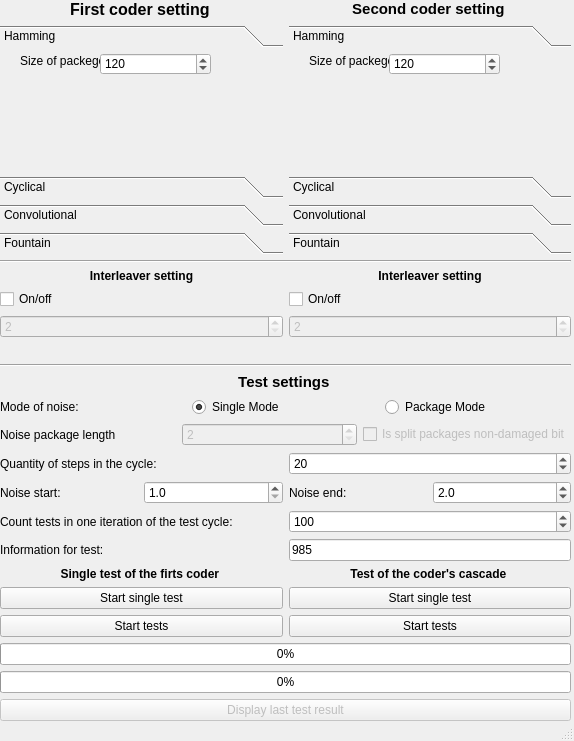
The window that src/GUI/UI/window.ui (Banifest/Codding) describes before a commit, drawn with Qt 5.
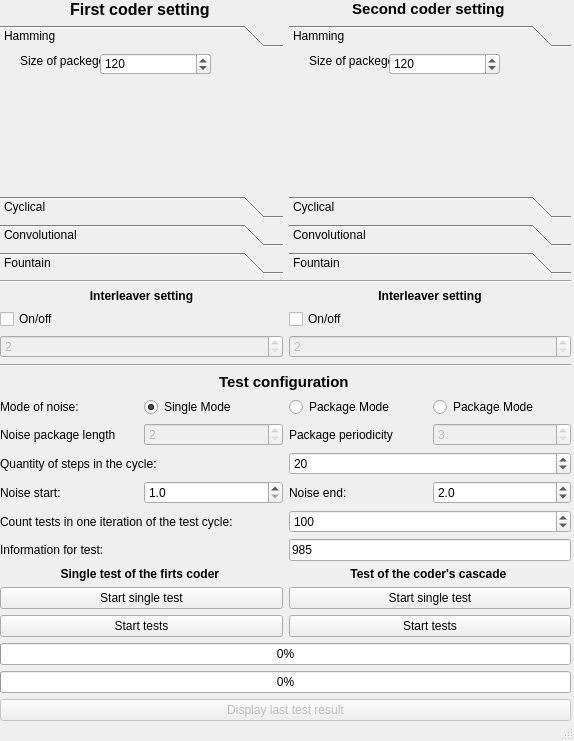
The same window after the commit.

Commit message: Rework packages

```diff
--- a/src/GUI/UI/window.ui
+++ b/src/GUI/UI/window.ui
@@ -109,7 +109,7 @@
             <x>0</x>
             <y>0</y>
             <width>281</width>
-               <height>127</height>
+               <height>153</height>
            </rect>
           </property>
           <attribute name="label">
@@ -407,7 +407,7 @@
             <x>0</x>
             <y>0</y>
             <width>280</width>
-               <height>127</height>
+               <height>153</height>
            </rect>
           </property>
           <attribute name="label">
@@ -731,19 +731,6 @@
           </item>
       </layout>
      </item>
-     <item>
-      <spacer name="horizontalSpacer">
-       <property name="orientation">
-        <enum>Qt::Horizontal</enum>
-       </property>
-       <property name="sizeHint" stdset="0">
-        <size>
-         <width>40</width>
-         <height>20</height>
-        </size>
-       </property>
-      </spacer>
-     </item>
      <item>
       <widget class="Line" name="line">
        <property name="orientation">
@@ -755,7 +742,7 @@
       <widget class="QLabel" name="label_39">
        <property name="text">
            <string>&lt;html&gt;&lt;head/&gt;&lt;body&gt;&lt;p align=&quot;center&quot;&gt;&lt;span style=&quot;
-               font-size:11pt; font-weight:600;&quot;&gt;Test settings&lt;/span&gt;&lt;/p&gt;&lt;/body&gt;&lt;/html&gt;
+               font-size:11pt; font-weight:600;&quot;&gt;Test configuration&lt;/span&gt;&lt;/p&gt;&lt;/body&gt;&lt;/html&gt;
            </string>
        </property>
       </widget>
@@ -788,6 +775,13 @@
                              </property>
                          </widget>
                      </item>
+                     <item>
+                         <widget class="QRadioButton" name="mixedErrorModeRadio">
+                             <property name="text">
+                                 <string>Package Mode</string>
+                             </property>
+                         </widget>
+                     </item>
                  </layout>
              </item>
              <item>
@@ -822,12 +816,31 @@
                          </widget>
                      </item>
                      <item>
-                         <widget class="QCheckBox" name="isSplitPackageCheckBox">
-                             <property name="enabled">
-                                 <bool>false</bool>
-                             </property>
+                         <widget class="QLabel" name="noisePackagePeriodLabel">
                              <property name="text">
-                                 <string>Is split packages non-damaged bit</string>
+                                 <string>Package periodicity</string>
+                             </property>
+                         </widget>
+                     </item>
+                     <item>
+                         <widget class="QSpinBox" name="pakcagePeriodSpinBox">
+                             <property name="enabled">
+                                 <bool>false</bool>
+                             </property>
+                             <property name="readOnly">
+                                 <bool>false</bool>
+                             </property>
+                             <property name="prefix">
+                                 <string/>
+                             </property>
+                             <property name="minimum">
+                                 <number>3</number>
+                             </property>
+                             <property name="maximum">
+                                 <number>999999999</number>
+                             </property>
+                             <property name="value">
+                                 <number>3</number>
                              </property>
                          </widget>
                      </item>
```
Left out of the diff: 76 changed lines with no effect on the pictures. The commit also changes 11 other files.
